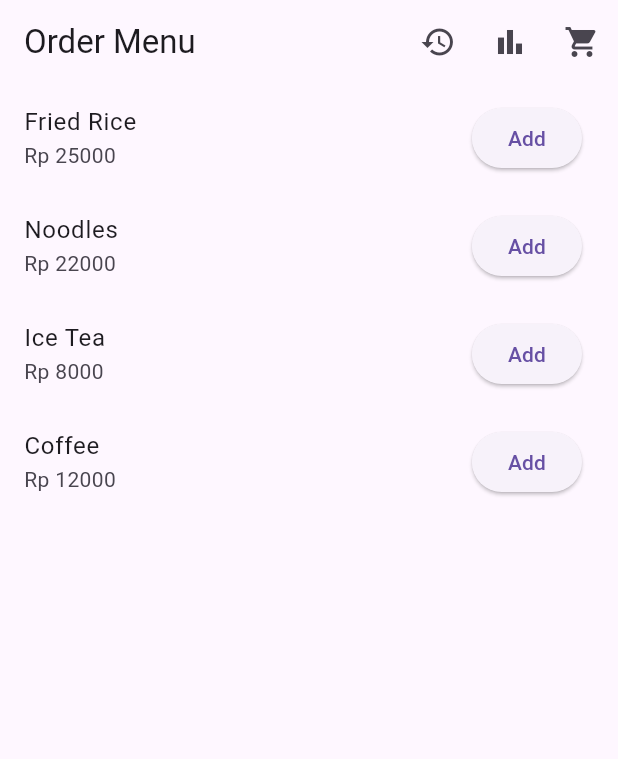
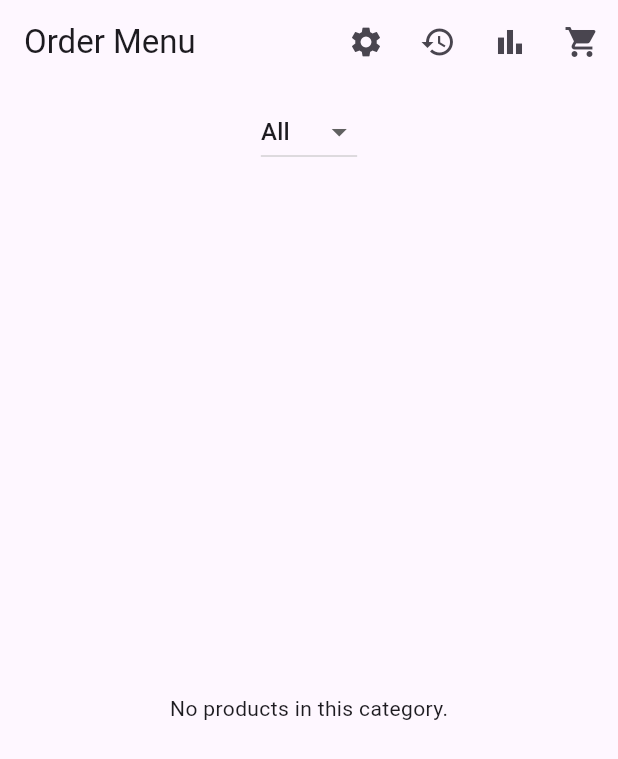
Before and after one commit to r16fourarm/restaurant-pos, a Flutter app: the screen it shows after launch, on a phone screen of 412 x 824 dp. Shown: the top 759 px of the screen. Run offline on Flutter 3.47's test engine with Material 3 defaults, Android fonts, the phone set to English and light mode, and no system bars; our stand-ins replace hive, hive_flutter; accounts and stored records are empty.

Commit message:
adding value listenable for stateles, adding Product management(CRUD)

```diff
--- a/lib/main.dart
+++ b/lib/main.dart
@@ -1,22 +1,26 @@
 import 'package:flutter/material.dart';
 import 'package:hive_flutter/hive_flutter.dart';
 import 'package:provider/provider.dart';
+import 'models/product.dart';
 import 'models/order.dart';
 import 'models/order_item.dart';
 import 'models/cart_model.dart'; // <-- new
 import 'screens/order_screen.dart';
 import 'screens/bills_screen.dart';
 import 'screens/daily_recap_screen.dart';
+import 'screens/product_management_screen.dart';
 
 void main() async {
   WidgetsFlutterBinding.ensureInitialized();
   await Hive.initFlutter();
 
   Hive.registerAdapter(OrderAdapter());
-  Hive.registerAdapter(OrderItemAdapter());
+  Hive.registerAdapter(OrderItemAdapter());// Register OrderItem adapter
+  Hive.registerAdapter(ProductAdapter()); // Register Product  adapter
 
   await Hive.openBox<Order>('orders'); // ✅ VERY IMPORTANT
-
+  // await Hive.openBox<OrderItem>('orderItems'); // Open OrderItem box
+  await Hive.openBox<Product>('products'); // Open Product box
   runApp(
     ChangeNotifierProvider(
       create: (_) => CartModel(), // <-- Provider for cart
@@ -33,11 +37,12 @@
     return MaterialApp(
       title: 'Restaurant POS',
       theme: ThemeData(primarySwatch: Colors.blue),
-      home: const OrderScreen(),
+      home:  OrderScreen(),
       debugShowCheckedModeBanner: false,
       routes: {
         '/bills': (context) => const BillsScreen(),
         '/recap': (context) => const DailyRecapScreen(),
+        '/products': (context) => const ProductManagementScreen(),
       },
     );
   }
--- a/lib/models/cart_model.dart
+++ b/lib/models/cart_model.dart
@@ -17,7 +17,7 @@ class CartModel extends ChangeNotifier {
       _items.add(item);
     }
 
-      print('Added: ${item.name}, qty: ${item.quantity}, total now: $total');
+      // print('Added: ${item.name}, qty: ${item.quantity}, total now: $total');
 
     notifyListeners();
   }
--- a/lib/models/product.dart
+++ b/lib/models/product.dart
@@ -1,13 +1,21 @@
-class Product {
-  final String name;
-  final double price;
+import 'package:hive/hive.dart';
 
-  Product(this.name, this.price);
+part 'product.g.dart';
+
+@HiveType(typeId: 2)
+class Product extends HiveObject {
+  @HiveField(0)
+  String name;
+
+  @HiveField(1)
+  double price;
+
+  @HiveField(2)
+  String category; // Optional: 'Food', 'Drink', etc.
+
+  Product({
+    required this.name,
+    required this.price,
+    required this.category,
+  });
 }
-
-class CartItem {
-  final Product product;
-  int quantity;
-
-  CartItem(this.product, this.quantity);
-}
--- a/lib/screens/order_screen.dart
+++ b/lib/screens/order_screen.dart
@@ -1,31 +1,26 @@
 import 'package:flutter/material.dart';
+import 'package:hive/hive.dart';
+import 'package:hive_flutter/hive_flutter.dart';
 import 'package:provider/provider.dart';
 import '../models/cart_model.dart';
 import '../models/cart_item.dart';
+import '../models/product.dart';
 import 'cart_screen.dart';
 
-class OrderScreen extends StatefulWidget {
-  const OrderScreen({super.key});
+class OrderScreen extends StatelessWidget {
+  OrderScreen({super.key});
 
-  @override
-  State<OrderScreen> createState() => _OrderScreenState();
-}
+  final ValueNotifier<String> selectedCategory = ValueNotifier<String>('All');
 
-class _OrderScreenState extends State<OrderScreen> {
-  final List<Map<String, dynamic>> _products = [
-    {'id': '1', 'name': 'Fried Rice', 'price': 25000},
-    {'id': '2', 'name': 'Noodles', 'price': 22000},
-    {'id': '3', 'name': 'Ice Tea', 'price': 8000},
-    {'id': '4', 'name': 'Coffee', 'price': 12000},
-  ];
-
-  void _addToCart(BuildContext context, Map<String, dynamic> product) {
+  void _addToCart(BuildContext context, Product product) {
     final cart = context.read<CartModel>();
-    cart.addItem(CartItem(
-      id: product['id'],
-      name: product['name'],
-      price: product['price'].toDouble(),
-    ));
+    cart.addItem(
+      CartItem(
+        id: product.key.toString(),
+        name: product.name,
+        price: product.price,
+      ),
+    );
   }
 
   void _goToCart(BuildContext context) {
@@ -45,10 +40,16 @@ class _OrderScreenState extends State<OrderScreen> {
 
   @override
   Widget build(BuildContext context) {
+    final productBox = Hive.box<Product>('products');
+
     return Scaffold(
       appBar: AppBar(
         title: const Text('Order Menu'),
         actions: [
+          IconButton(
+            icon: const Icon(Icons.settings),
+            onPressed: () => Navigator.pushNamed(context, '/products'),
+          ),
           IconButton(
             icon: const Icon(Icons.history),
             tooltip: 'Bills',
@@ -62,21 +63,66 @@ class _OrderScreenState extends State<OrderScreen> {
           IconButton(
             icon: const Icon(Icons.shopping_cart),
             onPressed: () => _goToCart(context),
-          )
+          ),
         ],
       ),
-      body: ListView.builder(
-        itemCount: _products.length,
-        itemBuilder: (context, index) {
-          final product = _products[index];
+      body: ValueListenableBuilder(
+        valueListenable: productBox.listenable(),
+        builder: (context, Box<Product> box, _) {
+          final allProducts = box.values.toList();
 
-          return ListTile(
-            title: Text(product['name']),
-            subtitle: Text('Rp ${product['price']}'),
-            trailing: ElevatedButton(
-              onPressed: () => _addToCart(context, product),
-              child: const Text('Add'),
-            ),
+          return Column(
+            children: [
+              Padding(
+                padding: const EdgeInsets.all(8),
+                child: ValueListenableBuilder<String>(
+                  valueListenable: selectedCategory,
+                  builder: (context, category, _) {
+                    return DropdownButton<String>(
+                      value: category,
+                      onChanged: (value) {
+                        if (value != null) selectedCategory.value = value;
+                      },
+                      items: ['All', 'Food', 'Drink', 'Other']
+                          .map((cat) => DropdownMenuItem(
+                                value: cat,
+                                child: Text(cat),
+                              ))
+                          .toList(),
+                    );
+                  },
+                ),
+              ),
+              Expanded(
+                child: ValueListenableBuilder<String>(
+                  valueListenable: selectedCategory,
+                  builder: (context, category, _) {
+                    final filtered = category == 'All'
+                        ? allProducts
+                        : allProducts.where((p) => p.category == category).toList();
+
+                    if (filtered.isEmpty) {
+                      return const Center(child: Text('No products in this category.'));
+                    }
+
+                    return ListView.builder(
+                      itemCount: filtered.length,
+                      itemBuilder: (context, index) {
+                        final product = filtered[index];
+                        return ListTile(
+                          title: Text(product.name),
+                          subtitle: Text('Rp ${product.price.toStringAsFixed(0)}'),
+                          trailing: ElevatedButton(
+                            onPressed: () => _addToCart(context, product),
+                            child: const Text('Add'),
+                          ),
+                        );
+                      },
+                    );
+                  },
+                ),
+              ),
+            ],
           );
         },
       ),
```
Also changed, not shown: lib/screens/bills_screen.dart (+24 -6 lines), lib/screens/daily_order_detail_screen.dart (added, +54 -0 lines), lib/screens/daily_recap_screen.dart (+28 -11 lines), lib/screens/product_management_screen.dart (added, +177 -0 lines), lib/models/product.g.dart (added).
